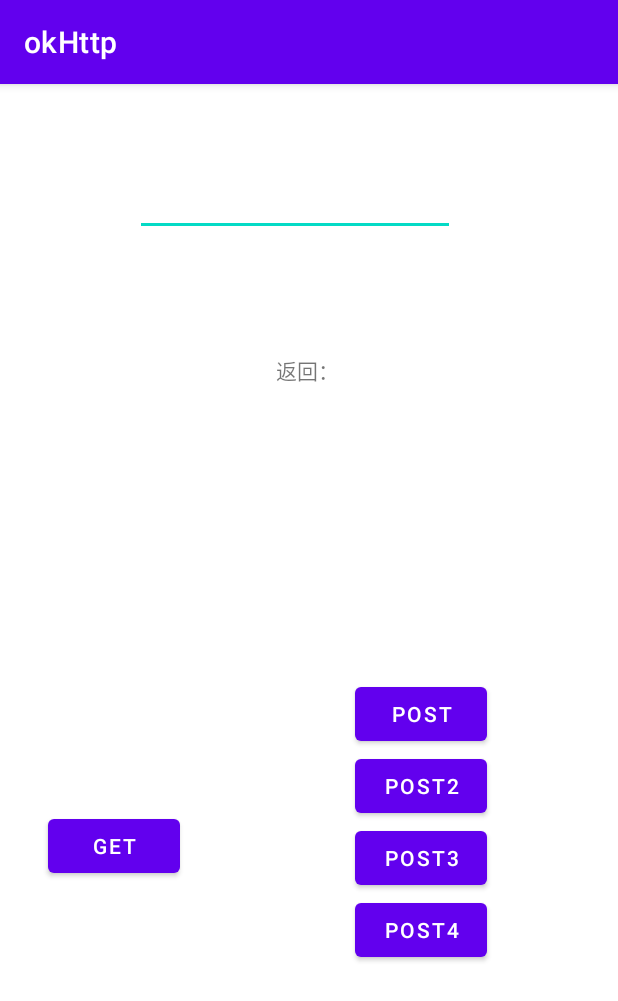
After one commit to yinleren6/AndroidAppDemo, an Android app: the okhttp_Activity screen opened directly, with no data from a screen before it, on a phone screen of 412 x 824 dp. The commit adds this screen. Shown: the top 1001 px of the screen. Run offline under Robolectric (Android 15) with nearby library versions, the phone set to English and light mode, and no system bars.

Commit message:
add okHttp

```diff
--- a/app/build.gradle
+++ b/app/build.gradle
@@ -33,7 +33,8 @@ dependencies {
     implementation 'androidx.appcompat:appcompat:1.2.0'
     implementation 'com.google.android.material:material:1.2.1'
     implementation 'androidx.constraintlayout:constraintlayout:2.0.1'
-    testImplementation 'junit:junit:4.+'
+    implementation("com.squareup.okhttp3:okhttp:4.9.1")
+    testImplementation 'junit:junit:4.13.2'
     androidTestImplementation 'androidx.test.ext:junit:1.1.2'
     androidTestImplementation 'androidx.test.espresso:espresso-core:3.3.0'
 }
--- a/app/src/main/AndroidManifest.xml
+++ b/app/src/main/AndroidManifest.xml
@@ -1,7 +1,8 @@
 <?xml version="1.0" encoding="utf-8"?>
 <manifest xmlns:android="http://schemas.android.com/apk/res/android"
     package="moe.demo.myapplication">
-
+<uses-permission android:name="android.permission.INTERNET"/>
+    <uses-permission android:name="android.permission.ACCESS_NETWORK_STATE"/>
     <application
         android:allowBackup="true"
         android:icon="@mipmap/ic_launcher"
@@ -19,6 +20,7 @@
         <activity android:name=".Activity_FeedBack_Activitty" />
         <activity android:name=".Service_Activitty" />
         <activity android:name=".Broadcast_Activity" />
+        <activity android:name=".okhttp_Activity" />
 
         <service android:name=".Service_class" />
 
--- a/app/src/main/java/moe/demo/myapplication/MainActivity.java
+++ b/app/src/main/java/moe/demo/myapplication/MainActivity.java
@@ -36,8 +36,10 @@ public class MainActivity extends AppCompatActivity {
 
     }
 
-    public void c4(View view) {
+    public void okhttp(View view) {
 
+        i.setClass(this, okhttp_Activity.class);
+        startActivity(i);
     }
 
     public void finish(View view) {
--- /dev/null
+++ b/app/src/main/res/layout/activity_okhttp.xml
@@ -0,0 +1,80 @@
+<?xml version="1.0" encoding="utf-8"?>
+<androidx.constraintlayout.widget.ConstraintLayout xmlns:android="http://schemas.android.com/apk/res/android"
+    xmlns:app="http://schemas.android.com/apk/res-auto"
+    xmlns:tools="http://schemas.android.com/tools"
+    android:layout_width="match_parent"
+    android:layout_height="match_parent">
+
+    <Button
+        android:id="@+id/button14"
+        android:layout_width="wrap_content"
+        android:layout_height="wrap_content"
+        android:layout_marginStart="32dp"
+        android:layout_marginBottom="236dp"
+        android:onClick="get"
+        android:text="Get"
+        app:layout_constraintBottom_toBottomOf="parent"
+        app:layout_constraintStart_toStartOf="parent" />
+
+    <TextView
+        android:id="@+id/textView7"
+        android:layout_width="wrap_content"
+        android:layout_height="wrap_content"
+        android:layout_marginTop="180dp"
+        android:text="返回："
+        app:layout_constraintEnd_toEndOf="parent"
+        app:layout_constraintHorizontal_bias="0.498"
+        app:layout_constraintStart_toStartOf="parent"
+        app:layout_constraintTop_toTopOf="parent" />
+
+    <EditText
+        android:id="@+id/editTextTextPersonName2"
+        android:layout_width="wrap_content"
+        android:layout_height="wrap_content"
+        android:layout_marginTop="56dp"
+        android:ems="10"
+        android:inputType="textPersonName"
+        app:layout_constraintEnd_toEndOf="parent"
+        app:layout_constraintHorizontal_bias="0.452"
+        app:layout_constraintStart_toStartOf="parent"
+        app:layout_constraintTop_toTopOf="parent" />
+
+    <Button
+        android:id="@+id/button15"
+        android:layout_width="wrap_content"
+        android:layout_height="wrap_content"
+        android:layout_marginTop="396dp"
+        android:onClick="post"
+        android:text="Post"
+        app:layout_constraintEnd_toEndOf="parent"
+        app:layout_constraintHorizontal_bias="0.571"
+        app:layout_constraintStart_toEndOf="@+id/button14"
+        app:layout_constraintTop_toTopOf="parent" />
+
+    <Button
+        android:id="@+id/button16"
+        android:layout_width="wrap_content"
+        android:layout_height="wrap_content"
+        android:onClick="post2"
+        android:text="Post2"
+        app:layout_constraintStart_toStartOf="@+id/button15"
+        app:layout_constraintTop_toBottomOf="@+id/button15" />
+
+    <Button
+        android:id="@+id/button17"
+        android:layout_width="wrap_content"
+        android:layout_height="wrap_content"
+        android:onClick="post3"
+        android:text="Post3"
+        app:layout_constraintStart_toStartOf="@+id/button16"
+        app:layout_constraintTop_toBottomOf="@+id/button16" />
+
+    <Button
+        android:id="@+id/button18"
+        android:layout_width="wrap_content"
+        android:layout_height="wrap_content"
+        android:onClick="post4"
+        android:text="Post4"
+        app:layout_constraintStart_toStartOf="@+id/button17"
+        app:layout_constraintTop_toBottomOf="@+id/button17" />
+</androidx.constraintlayout.widget.ConstraintLayout>
--- a/app/src/main/res/values/strings.xml
+++ b/app/src/main/res/values/strings.xml
@@ -11,4 +11,5 @@
     <string name="bind">Bind</string>
     <string name="unbind">UnBind</string>
     <string name="startservice">StartService</string>
+    <string name="okhttp">OkHttp</string>
 </resources>
```
Also changed, not shown: app/src/main/java/moe/demo/myapplication/Content_Provider.java (added, +45 -0 lines), app/src/main/java/moe/demo/myapplication/okhttp_Activity.java (added, +209 -0 lines), app/src/main/res/layout/activity_activity.xml (+11 -1 lines), app/src/main/res/layout/activity_main.xml (+11 -0 lines).
